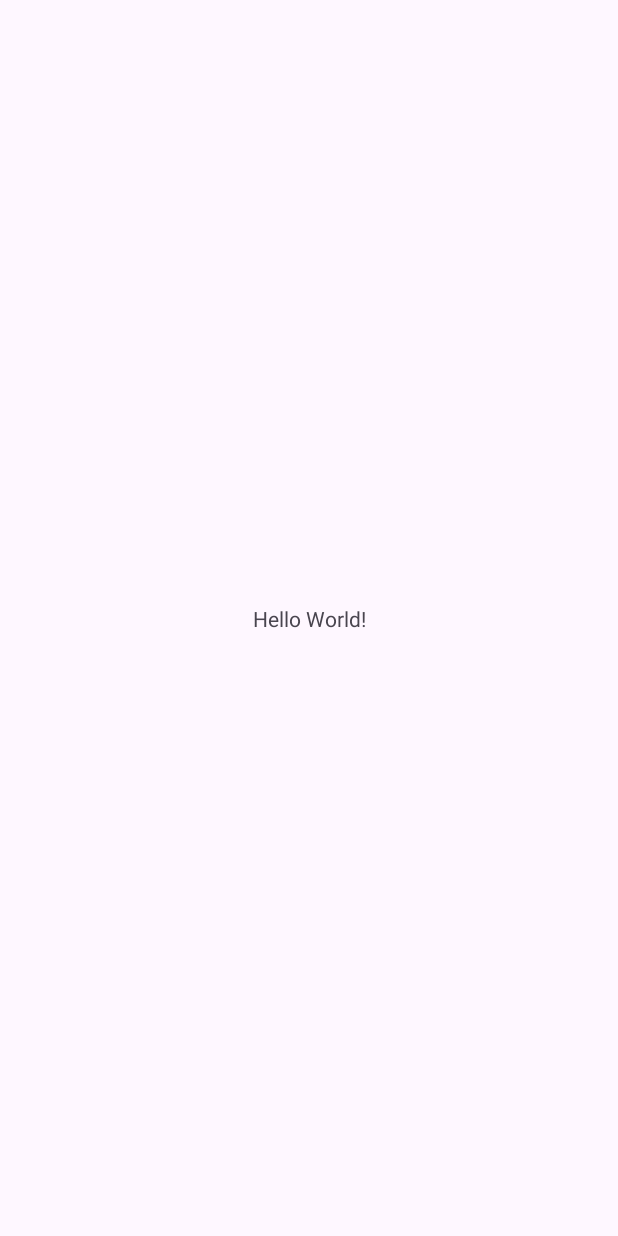
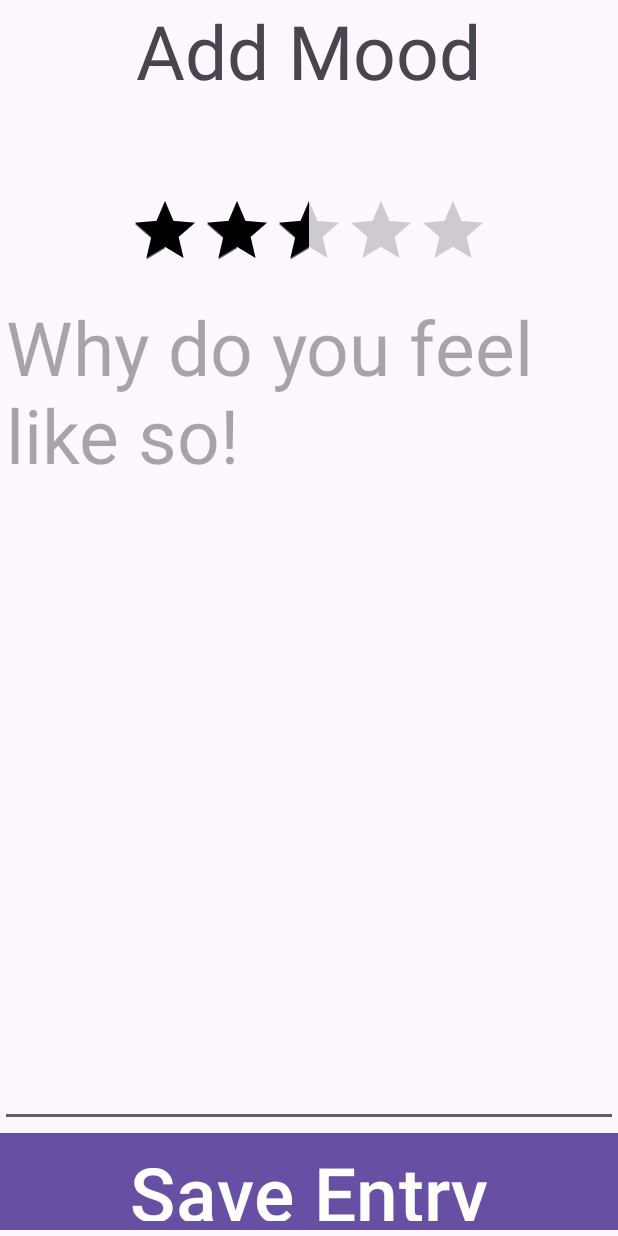
Before and after one commit to Skullking123/Mood-Tracker, an Android app: the screen it shows after launch (MainActivity), on a phone screen of 412 x 824 dp. Before the commit the screen is almost empty. Run offline under Robolectric (Android 15) with nearby library versions, the phone set to English and light mode, and no system bars.

Commit message:
Initial commit

```diff
--- a/app/build.gradle.kts
+++ b/app/build.gradle.kts
@@ -1,6 +1,9 @@
 plugins {
     alias(libs.plugins.android.application)
     alias(libs.plugins.kotlin.android)
+//    id("com.android.application")
+    id("com.google.gms.google-services")
+
 }
 
 android {
@@ -36,7 +39,6 @@ android {
 }
 
 dependencies {
-
     implementation(libs.androidx.core.ktx)
     implementation(libs.androidx.appcompat)
     implementation(libs.material)
@@ -45,4 +47,6 @@ dependencies {
     testImplementation(libs.junit)
     androidTestImplementation(libs.androidx.junit)
     androidTestImplementation(libs.androidx.espresso.core)
+    implementation(platform("com.google.firebase:firebase-bom:33.13.0"))
+    implementation("com.google.firebase:firebase-analytics")
 }
--- a/app/src/main/java/com/example/mood_tracker/MainActivity.kt
+++ b/app/src/main/java/com/example/mood_tracker/MainActivity.kt
@@ -7,14 +7,10 @@ import androidx.core.view.ViewCompat
 import androidx.core.view.WindowInsetsCompat
 
 class MainActivity : AppCompatActivity() {
+
     override fun onCreate(savedInstanceState: Bundle?) {
         super.onCreate(savedInstanceState)
-        enableEdgeToEdge()
-        setContentView(R.layout.activity_main)
-        ViewCompat.setOnApplyWindowInsetsListener(findViewById(R.id.main)) { v, insets ->
-            val systemBars = insets.getInsets(WindowInsetsCompat.Type.systemBars())
-            v.setPadding(systemBars.left, systemBars.top, systemBars.right, systemBars.bottom)
-            insets
-        }
+        setContentView(R.layout.addmood)
+
     }
 }
--- /dev/null
+++ b/app/src/main/java/com/example/mood_tracker/MoodTracker.kt
@@ -0,0 +1,5 @@
+package com.example.mood_tracker
+
+class MoodTracker {
+
+}
--- /dev/null
+++ b/app/src/main/java/com/example/mood_tracker/MoodTrackerView.kt
@@ -0,0 +1,6 @@
+package com.example.mood_tracker
+
+class MoodTrackerView {
+    var firebase : FirebaseDatabase = FirebaseDataBase()
+
+}
--- a/app/src/main/res/layout/activity_main.xml
+++ b/app/src/main/res/layout/activity_main.xml
@@ -1,19 +1,28 @@
 <?xml version="1.0" encoding="utf-8"?>
-<androidx.constraintlayout.widget.ConstraintLayout xmlns:android="http://schemas.android.com/apk/res/android"
+<LinearLayout xmlns:android="http://schemas.android.com/apk/res/android"
     xmlns:app="http://schemas.android.com/apk/res-auto"
     xmlns:tools="http://schemas.android.com/tools"
     android:id="@+id/main"
     android:layout_width="match_parent"
     android:layout_height="match_parent"
+    android:orientation="vertical"
+    android:gravity='center'
     tools:context=".MainActivity">
 
     <TextView
+        android:id="@+id/title"
         android:layout_width="wrap_content"
-        android:layout_height="wrap_content"
-        android:text="Hello World!"
-        app:layout_constraintBottom_toBottomOf="parent"
-        app:layout_constraintEnd_toEndOf="parent"
-        app:layout_constraintStart_toStartOf="parent"
-        app:layout_constraintTop_toTopOf="parent" />
+        android:layout_height="0dp"
+        android:layout_weight="1"
+        android:textSize='50sp'
+        android:text="Mood Tracker"/>
 
-</androidx.constraintlayout.widget.ConstraintLayout>
+
+
+    <CalendarView
+        android:id="@+id/calendar"
+        android:layout_width="match_parent"
+        android:layout_height="0dp"
+        android:layout_weight="2"/>
+
+</LinearLayout>
--- /dev/null
+++ b/app/src/main/res/layout/addmood.xml
@@ -0,0 +1,48 @@
+<?xml version="1.0" encoding="utf-8"?>
+<LinearLayout xmlns:android="http://schemas.android.com/apk/res/android"
+    xmlns:app="http://schemas.android.com/apk/res-auto"
+    xmlns:tools="http://schemas.android.com/tools"
+    android:id="@+id/main"
+    android:layout_width="match_parent"
+    android:layout_height="match_parent"
+    android:gravity='center'
+    android:orientation="vertical"
+    tools:context=".MainActivity">
+
+    <TextView
+        android:id="@+id/title"
+        android:layout_width="wrap_content"
+        android:layout_height="wrap_content"
+        android:layout_weight="1"
+        android:text="Add Mood"
+        android:textSize='50sp' />
+
+<!--don't add a layout weight to the rating bar, the stars
+will disappear-->
+    <RatingBar
+        android:id="@+id/rateMood"
+        android:layout_width="wrap_content"
+        android:layout_height="wrap_content"
+        android:numStars="5"
+        android:progressTint="#000000"
+        android:rating="2.5"
+        android:stepSize="0.5" />
+
+    <EditText
+        android:id="@+id/description"
+        android:layout_width="match_parent"
+        android:layout_height="0dp"
+        android:layout_weight="9"
+        android:gravity="start"
+        android:hint="Why do you feel like so!"
+        android:textSize='50sp' />
+
+    <Button
+        android:id="@+id/submitButton"
+        android:layout_width="500dp"
+        android:layout_height="10dp"
+        android:layout_weight="1"
+        android:text="Save Entry"
+        android:textSize="50sp"/>
+
+</LinearLayout>
--- /dev/null
+++ b/app/src/main/res/layout/mood_for_day.xml
@@ -0,0 +1,6 @@
+<?xml version="1.0" encoding="utf-8"?>
+<androidx.constraintlayout.widget.ConstraintLayout xmlns:android="http://schemas.android.com/apk/res/android"
+    android:layout_width="match_parent"
+    android:layout_height="match_parent">
+
+</androidx.constraintlayout.widget.ConstraintLayout>
--- a/build.gradle.kts
+++ b/build.gradle.kts
@@ -2,4 +2,5 @@
 plugins {
     alias(libs.plugins.android.application) apply false
     alias(libs.plugins.kotlin.android) apply false
+    id("com.google.gms.google-services") version "4.4.2" apply false
 }
```
Also changed, not shown: 1 other file.
